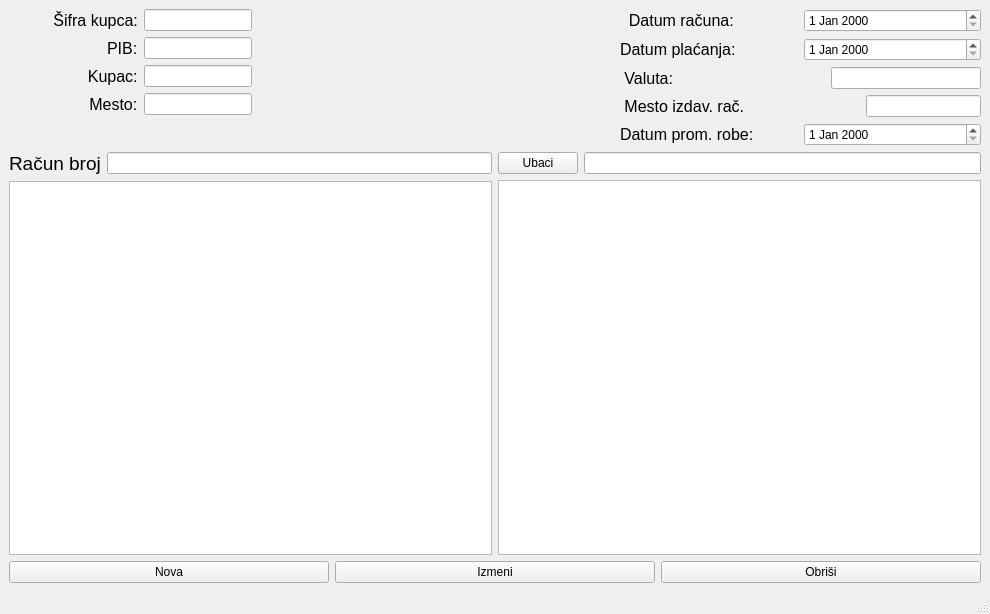
Before: the Qt Designer form formafaktura.ui in s-pab/Commercium, drawn with Qt 5.
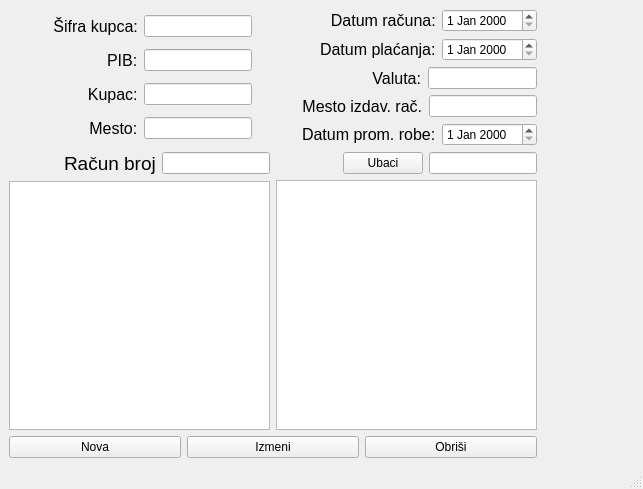
After: the same form once the commit is applied.

Commit message: menjan izgled forme

```diff
--- a/formafaktura.ui
+++ b/formafaktura.ui
@@ -6,8 +6,8 @@
    <rect>
     <x>0</x>
     <y>0</y>
-    <width>990</width>
-    <height>614</height>
+    <width>643</width>
+    <height>489</height>
    </rect>
   </property>
   <property name="minimumSize">
@@ -20,95 +20,17 @@
    <string>Faktura</string>
   </property>
   <widget class="QWidget" name="centralwidget">
-   <layout class="QGridLayout" name="gridLayout_4">
-    <item row="1" column="0">
-     <layout class="QVBoxLayout" name="verticalLayout_5">
-      <item>
-       <layout class="QGridLayout" name="gridLayout_3">
-        <item row="0" column="0">
-         <layout class="QVBoxLayout" name="verticalLayout_4">
-          <item>
-           <layout class="QHBoxLayout" name="horizontalLayout_11">
-            <item>
-             <widget class="QLabel" name="label_10">
-              <property name="font">
-               <font>
-                <pointsize>14</pointsize>
-               </font>
-              </property>
-              <property name="text">
-               <string>Račun broj</string>
-              </property>
-             </widget>
-            </item>
-            <item>
-             <widget class="QLineEdit" name="racunBroj"/>
-            </item>
-           </layout>
-          </item>
-          <item>
-           <widget class="QTableView" name="prikaz"/>
-          </item>
-         </layout>
-        </item>
-        <item row="0" column="1">
-         <layout class="QVBoxLayout" name="verticalLayout_3">
-          <item>
-           <layout class="QHBoxLayout" name="horizontalLayout_12">
-            <item>
-             <widget class="QPushButton" name="pbUbaci">
-              <property name="text">
-               <string>Ubaci</string>
-              </property>
-             </widget>
-            </item>
-            <item>
-             <widget class="QLineEdit" name="lePretraga"/>
-            </item>
-           </layout>
-          </item>
-          <item>
-           <widget class="QTableView" name="twArtikli"/>
-          </item>
-         </layout>
-        </item>
-       </layout>
-      </item>
-      <item>
-       <layout class="QHBoxLayout" name="horizontalLayout">
-        <item>
-         <widget class="QPushButton" name="nova">
-          <property name="text">
-           <string>Nova</string>
-          </property>
-         </widget>
-        </item>
-        <item>
-         <widget class="QPushButton" name="izmeni">
-          <property name="text">
-           <string>Izmeni</string>
-          </property>
-         </widget>
-        </item>
-        <item>
-         <widget class="QPushButton" name="obrisi">
-          <property name="text">
-           <string>Obriši</string>
-          </property>
-         </widget>
-        </item>
-       </layout>
-      </item>
-     </layout>
-    </item>
-    <item row="0" column="0">
      <layout class="QFormLayout" name="formLayout">
       <item row="0" column="0">
-       <layout class="QGridLayout" name="gridLayout">
+     <layout class="QGridLayout" name="gridLayout_5">
+      <item row="0" column="0">
+       <layout class="QGridLayout" name="gridLayout_4">
+        <item row="0" column="0">
+         <layout class="QGridLayout" name="gridLayout_2">
         <item row="0" column="0">
          <layout class="QHBoxLayout" name="horizontalLayout_5">
           <item>
-           <spacer name="horizontalSpacer">
+             <spacer name="horizontalSpacer_3">
             <property name="orientation">
              <enum>Qt::Horizontal</enum>
             </property>
@@ -140,7 +62,7 @@
         <item row="1" column="0">
          <layout class="QHBoxLayout" name="horizontalLayout_4">
           <item>
-           <spacer name="horizontalSpacer_2">
+             <spacer name="horizontalSpacer_4">
             <property name="orientation">
              <enum>Qt::Horizontal</enum>
             </property>
@@ -172,7 +94,7 @@
         <item row="2" column="0">
          <layout class="QHBoxLayout" name="horizontalLayout_3">
           <item>
-           <spacer name="horizontalSpacer_3">
+             <spacer name="horizontalSpacer_5">
             <property name="orientation">
              <enum>Qt::Horizontal</enum>
             </property>
@@ -236,9 +158,54 @@
        </layout>
       </item>
       <item row="0" column="1">
-       <layout class="QGridLayout" name="gridLayout_2">
-        <item row="1" column="1">
+         <layout class="QGridLayout" name="gridLayout">
+          <item row="0" column="0">
+           <layout class="QHBoxLayout" name="horizontalLayout_6">
+            <item>
+             <spacer name="horizontalSpacer_7">
+              <property name="orientation">
+               <enum>Qt::Horizontal</enum>
+              </property>
+              <property name="sizeHint" stdset="0">
+               <size>
+                <width>40</width>
+                <height>20</height>
+               </size>
+              </property>
+             </spacer>
+            </item>
+            <item>
+             <widget class="QLabel" name="label_6">
+              <property name="font">
+               <font>
+                <pointsize>12</pointsize>
+               </font>
+              </property>
+              <property name="text">
+               <string>  Datum računa:</string>
+              </property>
+             </widget>
+            </item>
+            <item>
+             <widget class="QDateEdit" name="datumRacuna"/>
+            </item>
+           </layout>
+          </item>
+          <item row="1" column="0">
          <layout class="QHBoxLayout" name="horizontalLayout_7">
+            <item>
+             <spacer name="horizontalSpacer_8">
+              <property name="orientation">
+               <enum>Qt::Horizontal</enum>
+              </property>
+              <property name="sizeHint" stdset="0">
+               <size>
+                <width>40</width>
+                <height>20</height>
+               </size>
+              </property>
+             </spacer>
+            </item>
           <item>
            <widget class="QLabel" name="label_7">
             <property name="font">
@@ -256,27 +223,21 @@
           </item>
          </layout>
         </item>
-        <item row="4" column="1">
-         <layout class="QHBoxLayout" name="horizontalLayout_10">
-          <item>
-           <widget class="QLabel" name="label_9">
-            <property name="font">
-             <font>
-              <pointsize>12</pointsize>
-             </font>
-            </property>
-            <property name="text">
-             <string>Datum prom. robe:</string>
-            </property>
-           </widget>
-          </item>
-          <item>
-           <widget class="QDateEdit" name="datumProm"/>
-          </item>
-         </layout>
-        </item>
-        <item row="2" column="1">
+          <item row="2" column="0">
          <layout class="QHBoxLayout" name="horizontalLayout_8">
+            <item>
+             <spacer name="horizontalSpacer_9">
+              <property name="orientation">
+               <enum>Qt::Horizontal</enum>
+              </property>
+              <property name="sizeHint" stdset="0">
+               <size>
+                <width>40</width>
+                <height>20</height>
+               </size>
+              </property>
+             </spacer>
+            </item>
           <item>
            <widget class="QLabel" name="label_5">
             <property name="font">
@@ -289,45 +250,26 @@
             </property>
            </widget>
           </item>
-          <item>
-           <spacer name="horizontalSpacer_5">
-            <property name="orientation">
-             <enum>Qt::Horizontal</enum>
-            </property>
-            <property name="sizeHint" stdset="0">
-             <size>
-              <width>40</width>
-              <height>20</height>
-             </size>
-            </property>
-           </spacer>
-          </item>
           <item>
            <widget class="QLineEdit" name="valuta"/>
           </item>
          </layout>
         </item>
-        <item row="0" column="1">
-         <layout class="QHBoxLayout" name="horizontalLayout_6">
-          <item>
-           <widget class="QLabel" name="label_6">
-            <property name="font">
-             <font>
-              <pointsize>12</pointsize>
-             </font>
-            </property>
-            <property name="text">
-             <string>  Datum računa:</string>
-            </property>
-           </widget>
-          </item>
-          <item>
-           <widget class="QDateEdit" name="datumRacuna"/>
-          </item>
-         </layout>
-        </item>
-        <item row="3" column="1">
+          <item row="3" column="0">
          <layout class="QHBoxLayout" name="horizontalLayout_9">
+            <item>
+             <spacer name="horizontalSpacer_10">
+              <property name="orientation">
+               <enum>Qt::Horizontal</enum>
+              </property>
+              <property name="sizeHint" stdset="0">
+               <size>
+                <width>40</width>
+                <height>20</height>
+               </size>
+              </property>
+             </spacer>
+            </item>
           <item>
            <widget class="QLabel" name="label_8">
             <property name="font">
@@ -340,26 +282,15 @@
             </property>
            </widget>
           </item>
-          <item>
-           <spacer name="horizontalSpacer_7">
-            <property name="orientation">
-             <enum>Qt::Horizontal</enum>
-            </property>
-            <property name="sizeHint" stdset="0">
-             <size>
-              <width>40</width>
-              <height>20</height>
-             </size>
-            </property>
-           </spacer>
-          </item>
           <item>
            <widget class="QLineEdit" name="mestoizdavanja"/>
           </item>
          </layout>
         </item>
-        <item row="2" column="0">
-         <spacer name="horizontalSpacer_4">
+          <item row="4" column="0">
+           <layout class="QHBoxLayout" name="horizontalLayout_10">
+            <item>
+             <spacer name="horizontalSpacer_11">
           <property name="orientation">
            <enum>Qt::Horizontal</enum>
           </property>
@@ -371,36 +302,136 @@
           </property>
          </spacer>
         </item>
+            <item>
+             <widget class="QLabel" name="label_9">
+              <property name="font">
+               <font>
+                <pointsize>12</pointsize>
+               </font>
+              </property>
+              <property name="text">
+               <string>Datum prom. robe:</string>
+              </property>
+             </widget>
+            </item>
+            <item>
+             <widget class="QDateEdit" name="datumProm"/>
+            </item>
        </layout>
       </item>
      </layout>
     </item>
    </layout>
-   <zorder>sifra</zorder>
-   <zorder>mesto</zorder>
-   <zorder>PIB</zorder>
-   <zorder>kupac</zorder>
-   <zorder>label</zorder>
-   <zorder>label_2</zorder>
-   <zorder>label_3</zorder>
-   <zorder>label_4</zorder>
-   <zorder>label_5</zorder>
-   <zorder>label_6</zorder>
-   <zorder>label_7</zorder>
-   <zorder>label_8</zorder>
-   <zorder>label_9</zorder>
-   <zorder>mestoizdavanja</zorder>
-   <zorder>valuta</zorder>
-   <zorder>layoutWidget</zorder>
-   <zorder>label_10</zorder>
-   <zorder>racunBroj</zorder>
-   <zorder>prikaz</zorder>
-   <zorder>datumRacuna</zorder>
-   <zorder>datumPlacanja</zorder>
-   <zorder>datumProm</zorder>
-   <zorder>twArtikli</zorder>
-   <zorder>lePretraga</zorder>
-   <zorder>pbUbaci</zorder>
+      </item>
+      <item row="1" column="0">
+       <layout class="QVBoxLayout" name="verticalLayout_5">
+        <item>
+         <layout class="QGridLayout" name="gridLayout_3">
+          <item row="0" column="0">
+           <layout class="QVBoxLayout" name="verticalLayout_4">
+            <item>
+             <layout class="QHBoxLayout" name="horizontalLayout_11">
+              <item>
+               <spacer name="horizontalSpacer">
+                <property name="orientation">
+                 <enum>Qt::Horizontal</enum>
+                </property>
+                <property name="sizeHint" stdset="0">
+                 <size>
+                  <width>40</width>
+                  <height>20</height>
+                 </size>
+                </property>
+               </spacer>
+              </item>
+              <item>
+               <widget class="QLabel" name="label_10">
+                <property name="font">
+                 <font>
+                  <pointsize>14</pointsize>
+                 </font>
+                </property>
+                <property name="text">
+                 <string>Račun broj</string>
+                </property>
+               </widget>
+              </item>
+              <item>
+               <widget class="QLineEdit" name="racunBroj"/>
+              </item>
+             </layout>
+            </item>
+            <item>
+             <widget class="QTableView" name="prikaz"/>
+            </item>
+           </layout>
+          </item>
+          <item row="0" column="1">
+           <layout class="QVBoxLayout" name="verticalLayout_3">
+            <item>
+             <layout class="QHBoxLayout" name="horizontalLayout_12">
+              <item>
+               <spacer name="horizontalSpacer_2">
+                <property name="orientation">
+                 <enum>Qt::Horizontal</enum>
+                </property>
+                <property name="sizeHint" stdset="0">
+                 <size>
+                  <width>40</width>
+                  <height>20</height>
+                 </size>
+                </property>
+               </spacer>
+              </item>
+              <item>
+               <widget class="QPushButton" name="pbUbaci">
+                <property name="text">
+                 <string>Ubaci</string>
+                </property>
+               </widget>
+              </item>
+              <item>
+               <widget class="QLineEdit" name="lePretraga"/>
+              </item>
+             </layout>
+            </item>
+            <item>
+             <widget class="QTableView" name="twArtikli"/>
+            </item>
+           </layout>
+          </item>
+         </layout>
+        </item>
+        <item>
+         <layout class="QHBoxLayout" name="horizontalLayout">
+          <item>
+           <widget class="QPushButton" name="nova">
+            <property name="text">
+             <string>Nova</string>
+            </property>
+           </widget>
+          </item>
+          <item>
+           <widget class="QPushButton" name="izmeni">
+            <property name="text">
+             <string>Izmeni</string>
+            </property>
+           </widget>
+          </item>
+          <item>
+           <widget class="QPushButton" name="obrisi">
+            <property name="text">
+             <string>Obriši</string>
+            </property>
+           </widget>
+          </item>
+         </layout>
+        </item>
+       </layout>
+      </item>
+     </layout>
+    </item>
+   </layout>
    <zorder></zorder>
   </widget>
   <widget class="QMenuBar" name="menubar">
```
Left out of the diff: 2 changed lines with no effect on the pictures. Lines whose indentation alone changed are shown as unchanged.
